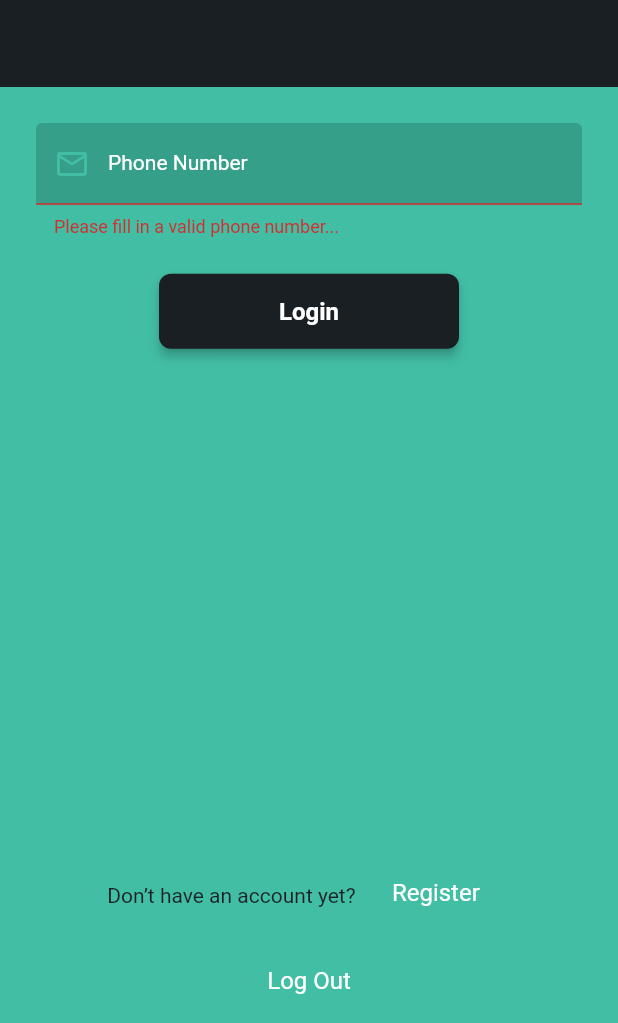
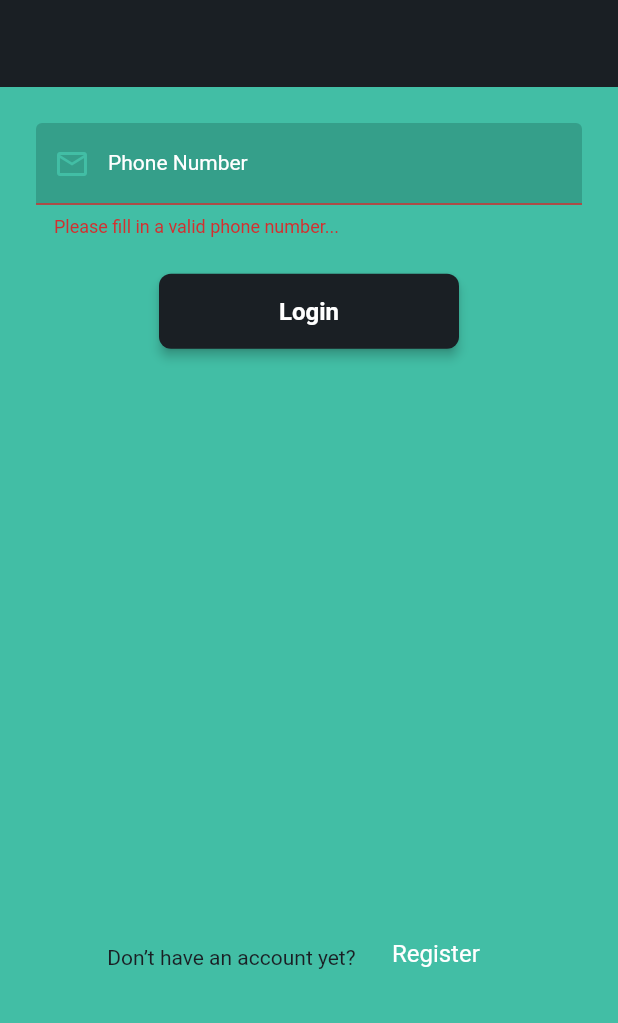
Before and after one commit to Afunyah/oxen, a Flutter app: the screen it shows after launch, after a tap on "Login", on a phone screen of 412 x 824 dp, the part 213-1236 px from its top. Run offline on Flutter 3.47's test engine with Material 2 defaults, Android fonts, the light colour scheme and no system bars; drawn by our look-alikes of auto_size_text; our stand-ins replace font_awesome_flutter, geolocator, google_fonts, page_transition, timeago; missing offline and left inert: amplify_auth_cognito, amplify_datastore_plugin_interface, amplify_flutter; Roboto replaces fonts that are missing (Lexend Deca).

Commit message:
some more cleaning up internal code

```diff
--- a/lib/screens/confirm_login_page/confirm_login_page.dart
+++ b/lib/screens/confirm_login_page/confirm_login_page.dart
@@ -8,8 +8,7 @@ import 'package:flutter/material.dart';
 // import 'package:google_fonts/google_fonts.dart';
 
 class ConfirmLoginPageWidget extends StatefulWidget {
-  final String username;
-  ConfirmLoginPageWidget(this.username, {Key? key}) : super(key: key);
+  const ConfirmLoginPageWidget({Key? key}) : super(key: key);
 
   @override
   _ConfirmLoginPageWidgetState createState() => _ConfirmLoginPageWidgetState();
--- a/lib/screens/login_page/login_page.dart
+++ b/lib/screens/login_page/login_page.dart
@@ -360,8 +360,7 @@ class _LoginPageWidgetState extends State<LoginPageWidget> {
                                       MaterialPageRoute(
                                           builder: (context) =>
                                               // NavBarPage(initialPage: 'myTasks'),
-                                              ConfirmLoginPageWidget(
-                                                  phoneNumberController.text)),
+                                              ConfirmLoginPageWidget()),
                                     );
                                   },
                                   text: 'Login',
@@ -440,30 +439,6 @@ class _LoginPageWidgetState extends State<LoginPageWidget> {
                                   ),
                                 ),
                               ),
-                              Padding(
-                                  padding: EdgeInsets.fromLTRB(0, 3, 0, 18),
-                                  child: FFButtonWidget(
-                                    onPressed: () async {
-                                      await checkSession();
-                                    },
-                                    text: 'Log Out',
-                                    options: FFButtonOptions(
-                                      width: 100,
-                                      height: 20,
-                                      color: FlutterFlowTheme.primaryColor,
-                                      textStyle:
-                                          FlutterFlowTheme.subtitle2.override(
-                                        fontFamily: 'Lexend Deca',
-                                        color: Colors.white,
-                                      ),
-                                      elevation: 0,
-                                      borderSide: BorderSide(
-                                        color: Colors.transparent,
-                                        width: 1,
-                                      ),
-                                      borderRadius: 0,
-                                    ),
-                                  )),
                             ],
                           ),
                         ),
--- a/lib/screens/register_page/register_page.dart
+++ b/lib/screens/register_page/register_page.dart
@@ -317,8 +317,7 @@ class _RegisterPageWidgetState extends State<RegisterPageWidget> {
                                   context,
                                   MaterialPageRoute(
                                     builder: (context) =>
-                                        ConfirmLoginPageWidget(
-                                            phoneNumberController.text),
+                                        ConfirmLoginPageWidget(),
                                   ),
                                 );
                               },
--- a/lib/screens/splashscreen_page/splashscreen_page.dart
+++ b/lib/screens/splashscreen_page/splashscreen_page.dart
@@ -105,7 +105,6 @@ class _SplashScreenPageWidgetState extends State<SplashScreenPageWidget> {
                             ),
                             FFButtonWidget(
                               onPressed: () async {
-                                await checkSession();
                                 await Navigator.push(
                                   context,
                                   MaterialPageRoute(
```
Also changed, not shown: lib/main.dart (+0 -45 lines).
